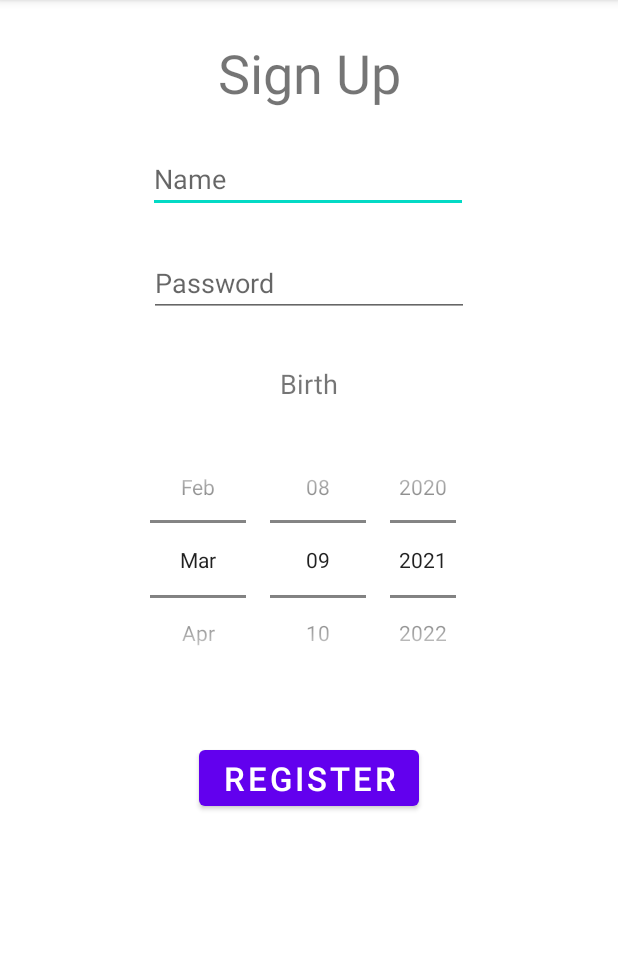
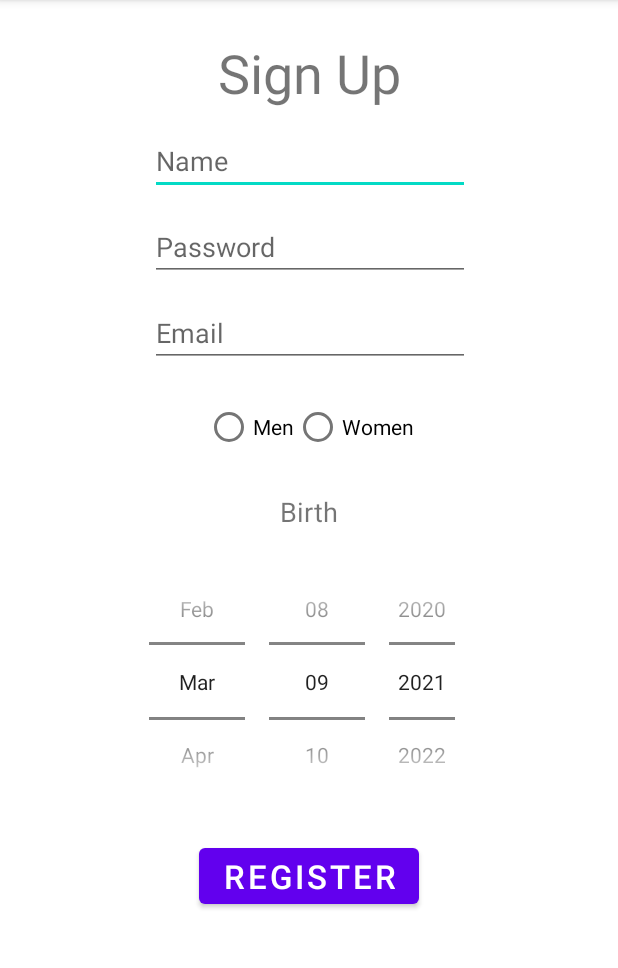
Before and after one commit to NinoLS/projet_color_memory, an Android app: the SignUpActivity screen opened directly, with no data from a screen before it, on a phone screen of 412 x 824 dp, the part 84-1052 px from its top. Run offline under Robolectric (Android 15) with nearby library versions, the phone set to English and light mode, and no system bars.

Commit message:
Add : Radio button for gender & email input

```diff
--- a/app/src/main/java/com/example/colormemory/SignUpActivity.java
+++ b/app/src/main/java/com/example/colormemory/SignUpActivity.java
@@ -43,13 +43,15 @@ public class SignUpActivity extends AppCompatActivity {
             try{
                 checkUser  = userManager.readUser(name);
             }catch (Exception e){
-                Log.d("ERROR : ", e.getMessage().toString());
+                Log.d("ERROR : ", e.getMessage());
             }
             userManager.close();
 
             if(checkUser.getName().equals("null")){
                 userManager.open();
-                userManager.createUser(user);
+                if(userManager.createUser(user) == -1){
+                    Log.d("WRONG : ", "CAN'T CREATE USER");
+                }
                 userManager.close();
                 Log.d("INFO :", "USER CREATED : " + name);
 
--- a/app/src/main/res/layout/activity_sign_up.xml
+++ b/app/src/main/res/layout/activity_sign_up.xml
@@ -17,66 +17,67 @@
         app:layout_constraintStart_toStartOf="parent"
         app:layout_constraintTop_toTopOf="parent" />
 
-
-    <!-- Login input-->
+    <!-- Password input -->
     <EditText
         android:id="@+id/login_input"
         android:layout_width="wrap_content"
         android:layout_height="wrap_content"
-        android:layout_marginTop="24dp"
+        android:layout_marginTop="12dp"
         android:ems="10"
         android:hint="@string/name_hint"
         android:inputType="textPersonName"
         app:layout_constraintEnd_toEndOf="parent"
-        app:layout_constraintHorizontal_bias="0.497"
+        app:layout_constraintHorizontal_bias="0.502"
         app:layout_constraintStart_toStartOf="parent"
         app:layout_constraintTop_toBottomOf="@+id/signUp_title" />
 
-    <!-- Password input -->
+    <!-- Date input -->
     <EditText
         android:id="@+id/password_input"
         android:layout_width="wrap_content"
         android:layout_height="wrap_content"
-        android:layout_marginTop="24dp"
+        android:layout_marginTop="12dp"
         android:ems="10"
         android:hint="@string/password_hint"
         android:inputType="textPersonName"
         app:layout_constraintEnd_toEndOf="parent"
+        app:layout_constraintHorizontal_bias="0.502"
         app:layout_constraintStart_toStartOf="parent"
         app:layout_constraintTop_toBottomOf="@+id/login_input"
         tools:ignore="TextFields" />
 
-    <!-- Date input -->
+    <!-- Birth date -->
+
     <DatePicker
         android:id="@+id/birthDate_input"
         android:layout_width="228dp"
         android:layout_height="178dp"
-        android:layout_marginTop="16dp"
+        android:layout_marginTop="12dp"
         android:calendarViewShown="false"
         android:datePickerMode="spinner"
         android:ems="10"
         android:inputType="date"
         app:layout_constraintEnd_toEndOf="parent"
+        app:layout_constraintHorizontal_bias="0.497"
         app:layout_constraintStart_toStartOf="parent"
         app:layout_constraintTop_toBottomOf="@+id/birthDate_text" />
 
-    <!-- Birth date -->
     <TextView
         android:id="@+id/birthDate_text"
         android:layout_width="wrap_content"
         android:layout_height="wrap_content"
-        android:layout_marginTop="32dp"
+        android:layout_marginTop="20dp"
         android:text="@string/birth"
         android:textSize="18sp"
         app:layout_constraintEnd_toEndOf="parent"
         app:layout_constraintStart_toStartOf="parent"
-        app:layout_constraintTop_toBottomOf="@+id/password_input" />
+        app:layout_constraintTop_toBottomOf="@+id/radioGroup" />
 
     <Button
-        android:id="@+id/button3"
+        android:id="@+id/register_button"
         android:layout_width="wrap_content"
         android:layout_height="wrap_content"
-        android:layout_marginTop="32dp"
+        android:layout_marginTop="16dp"
         android:onClick="register"
         android:text="@string/register"
         android:textSize="22sp"
@@ -84,5 +85,41 @@
         app:layout_constraintStart_toStartOf="parent"
         app:layout_constraintTop_toBottomOf="@+id/birthDate_input" />
 
+    <EditText
+        android:id="@+id/email_input"
+        android:layout_width="wrap_content"
+        android:layout_height="wrap_content"
+        android:layout_marginTop="12dp"
+        android:ems="10"
+        android:hint="@string/email"
+        android:inputType="textEmailAddress"
+        app:layout_constraintEnd_toEndOf="parent"
+        app:layout_constraintHorizontal_bias="0.502"
+        app:layout_constraintStart_toStartOf="parent"
+        app:layout_constraintTop_toBottomOf="@+id/password_input" />
+
+    <RadioGroup
+        android:id="@+id/radioGroup"
+        android:layout_width="wrap_content"
+        android:layout_height="wrap_content"
+        android:layout_marginTop="16dp"
+        android:orientation="horizontal"
+        app:layout_constraintEnd_toEndOf="parent"
+        app:layout_constraintStart_toStartOf="parent"
+        app:layout_constraintTop_toBottomOf="@+id/email_input">
+
+        <RadioButton
+            android:id="@+id/radioButton1"
+            android:layout_width="match_parent"
+            android:layout_height="wrap_content"
+            android:text="Men" />
+
+        <RadioButton
+            android:id="@+id/radioButton2"
+            android:layout_width="match_parent"
+            android:layout_height="wrap_content"
+            android:text="Women" />
+    </RadioGroup>
+
 
 </androidx.constraintlayout.widget.ConstraintLayout>
--- a/app/src/main/res/values/strings.xml
+++ b/app/src/main/res/values/strings.xml
@@ -11,4 +11,5 @@
     <string name="register">Register</string>
     <string name="name_hint">Name</string>
     <string name="password_hint">Password</string>
+    <string name="email">Email</string>
 </resources>
```
